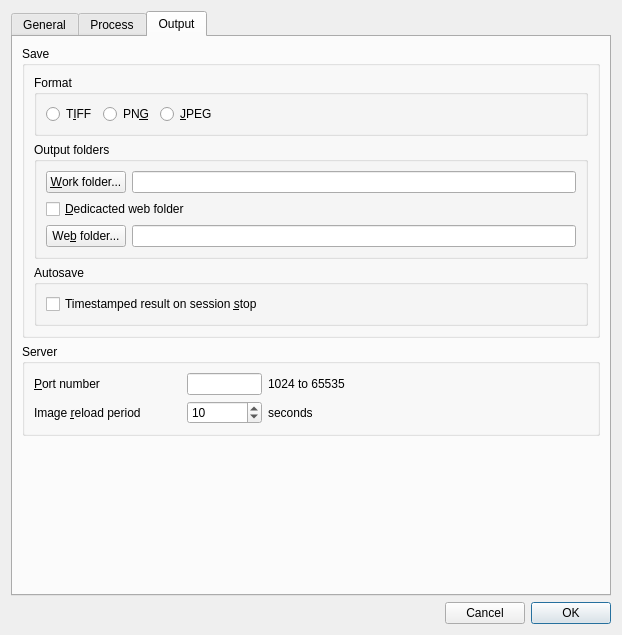
Before: the Qt Designer form src/als/ui/prefs_ui.ui in deufrai/als, drawn with Qt 5.
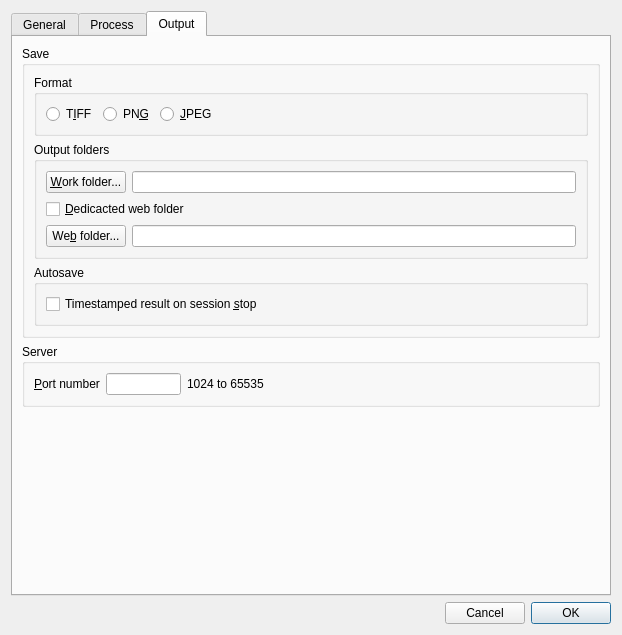
After: the same form once the commit is applied.

```diff
--- a/src/als/ui/prefs_ui.ui
+++ b/src/als/ui/prefs_ui.ui
@@ -627,10 +627,10 @@
          <property name="title">
           <string>Server</string>
          </property>
-         <layout class="QVBoxLayout" name="verticalLayout_12">
+         <layout class="QHBoxLayout" name="horizontalLayout_11">
           <item>
-           <layout class="QGridLayout" name="gridLayout_2">
-            <item row="0" column="0">
+           <layout class="QHBoxLayout" name="horizontalLayout_10">
+            <item>
              <widget class="QLabel" name="lbl_server_port">
               <property name="text">
                <string>&amp;Port number</string>
@@ -643,7 +643,7 @@
               </property>
              </widget>
             </item>
-            <item row="0" column="1">
+            <item>
              <widget class="QLineEdit" name="ln_web_server_port">
               <property name="maximumSize">
                <size>
@@ -656,52 +656,32 @@
               </property>
              </widget>
             </item>
-            <item row="0" column="2">
+            <item>
              <widget class="QLabel" name="label_4">
               <property name="minimumSize">
                <size>
-                <width>320</width>
-                <height>0</height>
-               </size>
-              </property>
-              <property name="text">
-               <string>1024 to 65535</string>
-              </property>
-             </widget>
-            </item>
-            <item row="1" column="0">
-             <widget class="QLabel" name="label">
-              <property name="text">
-               <string>Image &amp;reload period</string>
-              </property>
-              <property name="buddy">
-               <cstring>spn_webpage_refresh_period</cstring>
-              </property>
-             </widget>
-            </item>
-            <item row="1" column="1">
-             <widget class="QSpinBox" name="spn_webpage_refresh_period">
-              <property name="minimumSize">
-               <size>
                 <width>0</width>
                 <height>0</height>
                </size>
               </property>
-              <property name="minimum">
-               <number>1</number>
-              </property>
-              <property name="value">
-               <number>10</number>
-              </property>
-             </widget>
-            </item>
-            <item row="1" column="2">
-             <widget class="QLabel" name="label_5">
               <property name="text">
-               <string>seconds</string>
+               <string>1024 to 65535</string>
               </property>
              </widget>
             </item>
+            <item>
+             <spacer name="horizontalSpacer_6">
+              <property name="orientation">
+               <enum>Qt::Horizontal</enum>
+              </property>
+              <property name="sizeHint" stdset="0">
+               <size>
+                <width>62</width>
+                <height>20</height>
+               </size>
+              </property>
+             </spacer>
+            </item>
            </layout>
           </item>
          </layout>
```
Left out of the diff: 5 changed lines with no effect on the pictures.
